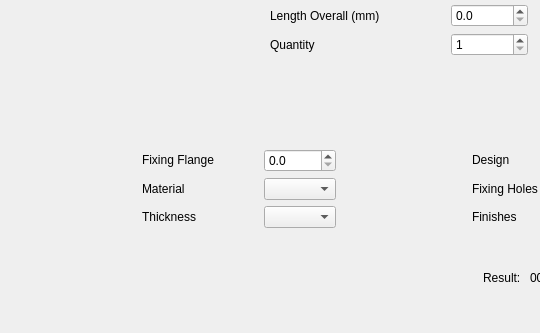
This is cablecover.ui in mygnu/rgb-quote as Qt 5 draws it before an edit; both pictures show x 0 to 540 and y 153 to 486 of the 798 by 486 pixel window. The edited form follows.
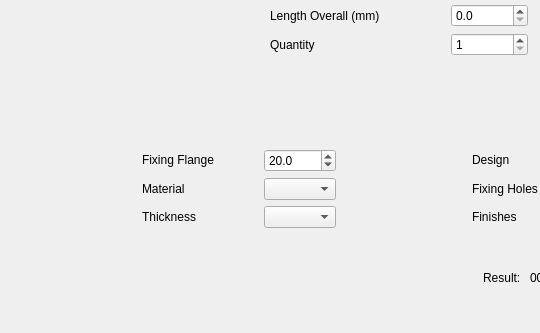
This is the edited form.

Commit message: placing text in pdf

The edit to the form file:
```diff
--- a/cablecover.ui
+++ b/cablecover.ui
@@ -240,6 +240,9 @@
            <property name="maximum">
             <double>10000.000000000000000</double>
            </property>
+           <property name="value">
+            <double>20.000000000000000</double>
+           </property>
           </widget>
          </item>
          <item>
```
The commit also changes 2 other files.
